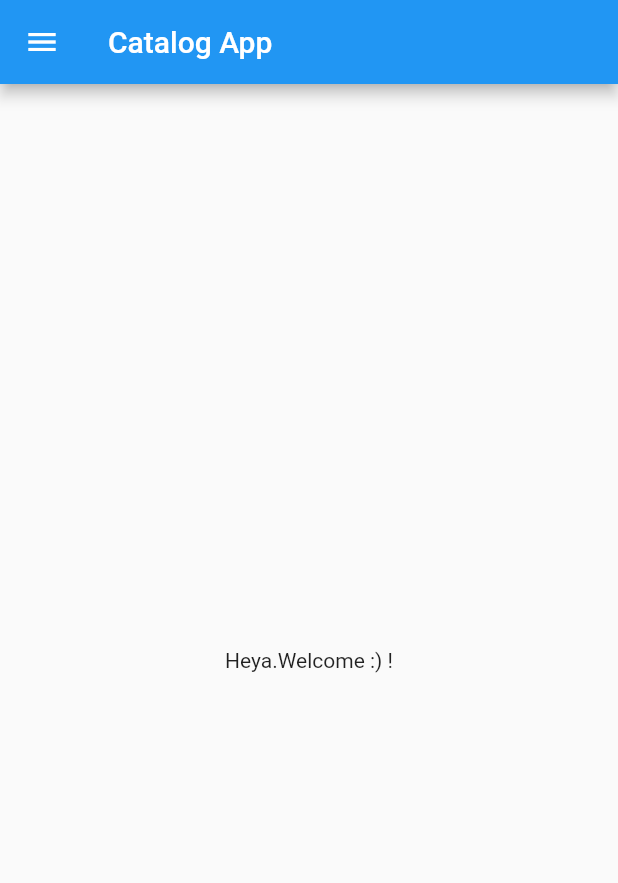
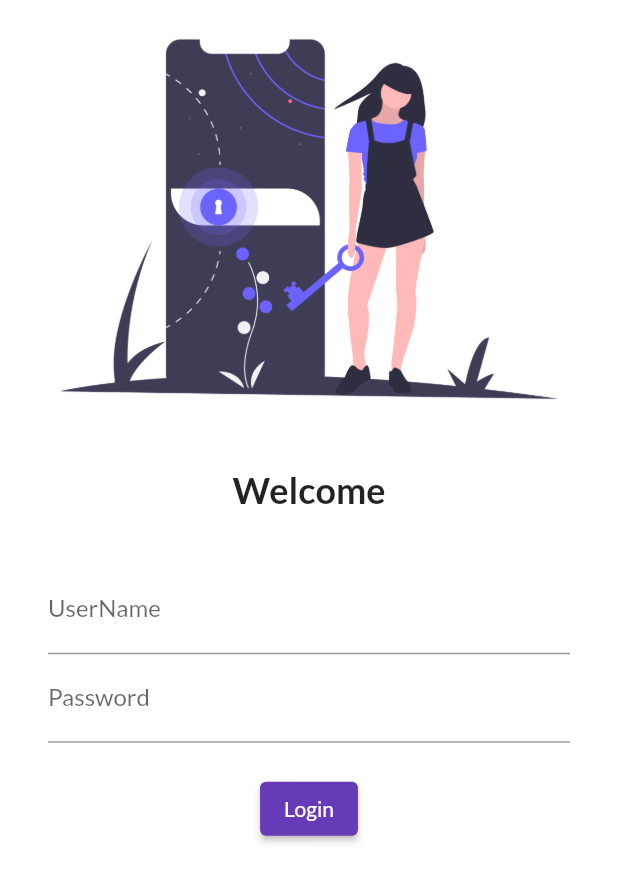
Before and after one commit to PawandeepKaur2405/product_catalog, a Flutter app: the screen it shows after launch, on a phone screen of 412 x 824 dp. Shown: the top 883 px of the screen. Run offline on Flutter 3.47's test engine with Material 2 defaults, Android fonts, the phone set to English and light mode, and no system bars; our stand-ins replace google_fonts.

Commit message:
3 day completed

```diff
--- a/lib/main.dart
+++ b/lib/main.dart
@@ -1,5 +1,7 @@
 import 'package:flutter/material.dart';
-import 'package:flutter_catalog/homepage.dart';
+import 'package:flutter_catalog/pages/homepage.dart';
+import 'package:flutter_catalog/pages/loginPage.dart';
+import 'package:google_fonts/google_fonts.dart';
 
 void main() {
   runApp(MyApp());
@@ -11,7 +13,20 @@ class MyApp extends StatelessWidget {
   @override
   Widget build(BuildContext context) {
     return MaterialApp(
-      home: HomePage(),
+      themeMode: ThemeMode.light,
+      theme: ThemeData(
+        primarySwatch: Colors.deepPurple,
+        fontFamily: GoogleFonts.lato().fontFamily,
+      ),
+      darkTheme: ThemeData(
+        brightness: Brightness.dark,
+      ),
+      initialRoute: "/",
+      routes: {
+        "/": (context) => LoginPage(),
+        "/home": (context) => HomePage(),
+        "/login": (context) => LoginPage()
+      },
     );
   }
 }
--- a/lib/homepage.dart
+++ b/lib/pages/homepage.dart
@@ -9,7 +9,7 @@ class HomePage extends StatelessWidget {
       ),
       body: Center(
         child: Container(
-          child: Text("Heya.Welcome :) !"),
+          child: Text("Heya.Welcome :)"),
         ),
       ),
       drawer: Drawer(),
--- /dev/null
+++ b/lib/pages/loginPage.dart
@@ -0,0 +1,66 @@
+import 'package:flutter/material.dart';
+
+class LoginPage extends StatelessWidget {
+  const LoginPage({Key key}) : super(key: key);
+  @override
+  Widget build(BuildContext context) {
+    return Material(
+        color: Colors.white,
+        child: Column(
+          children: [
+            Image.asset(
+              "assets/images/loginImage.png",
+              fit: BoxFit.contain,
+            ),
+            SizedBox(
+              height: 20.0,
+            ),
+            Text(
+              "Welcome",
+              style: TextStyle(
+                fontSize: 24,
+                fontWeight: FontWeight.bold,
+              ),
+            ),
+
+            SizedBox(
+              height: 20.0,
+            ),
+
+
+            Padding(
+              padding: const EdgeInsets.symmetric(vertical: 16.0, horizontal: 32.0),
+              child: Column(
+              children: [
+              TextFormField(
+                decoration: InputDecoration(
+              hintText: "Enter username",
+              labelText: "UserName",
+            )),
+
+            TextFormField(
+              obscureText: true,
+              decoration: InputDecoration(
+              hintText: "Enter password",
+              labelText: "Password",
+            ),
+          ),
+
+            SizedBox(
+              height: 20.0,
+            ),
+
+            ElevatedButton(
+              onPressed: (){
+                print("Hello! Welcome :)");
+              },
+              child: Text("Login"),
+            ),
+        ],
+      ),
+    ),
+  ],
+
+  ));
+  }
+}
```
Also changed, not shown: pubspec.yaml (+4 -5 lines), assets/images/loginImage.png (added), pubspec.lock.
